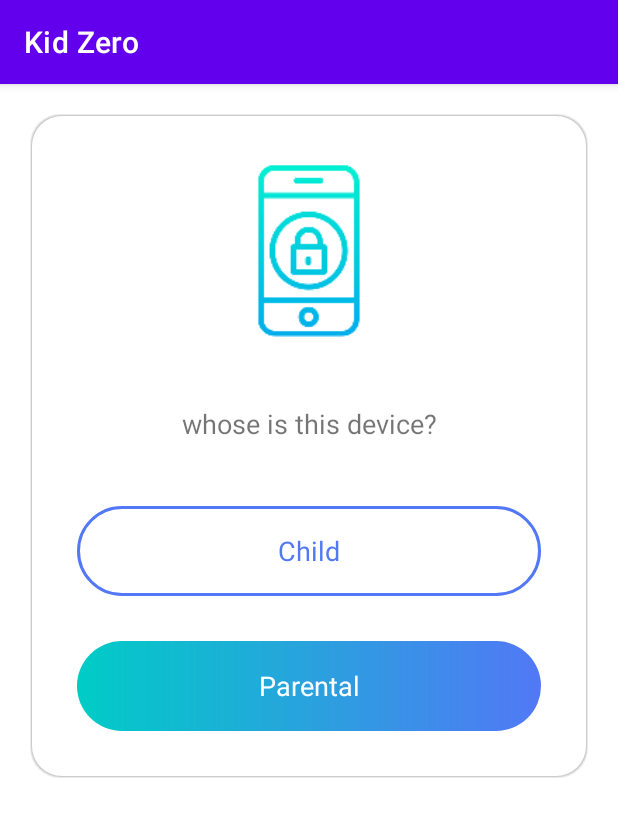
After one commit to x-ored/kid_zero_v3, an Android app: the fragment SwitchFrag shown on its own in the app's theme, on a phone screen of 412 x 824 dp. The commit adds this screen. Shown: the top 817 px of the screen. Run offline under Robolectric (Android 15) with nearby library versions, the phone set to English and light mode, and no system bars; libraries missing offline, so code that uses them is left out: br.com.sapereaude.

Commit message:
Refactor names, added SwitchFrag, using callbacks in AuthFrag and VerifyCodeFrag

```diff
--- a/app/src/main/java/com/eternal/kidzero/MainActivity.java
+++ b/app/src/main/java/com/eternal/kidzero/MainActivity.java
@@ -5,11 +5,13 @@ import androidx.appcompat.app.AppCompatActivity;
 
 public class MainActivity extends AppCompatActivity {
 
+    public static MainActivity Ref = null;
+
     @Override
     protected void onCreate(Bundle savedInstanceState) {
         super.onCreate(savedInstanceState);
         setContentView(R.layout.activity_main);
 
-
+        this.Ref = this;
     }
 }
--- /dev/null
+++ b/app/src/main/java/com/eternal/kidzero/ui/fragments/SwitchFrag.java
@@ -0,0 +1,30 @@
+package com.eternal.kidzero.ui.fragments;
+
+import android.os.Bundle;
+
+import androidx.annotation.NonNull;
+import androidx.fragment.app.Fragment;
+
+import android.view.LayoutInflater;
+import android.view.View;
+import android.view.ViewGroup;
+
+import com.eternal.kidzero.R;
+
+import br.com.sapereaude.maskedEditText.MaskedEditText;
+
+public class SwitchFrag extends BaseFrag {
+
+    @Override
+    public View onCreateView(
+            LayoutInflater inflater, ViewGroup container,
+            Bundle savedInstanceState) {
+
+        return inflater.inflate(R.layout.fragment_switch, container, false);
+    }
+
+    public void onViewCreated(@NonNull View view, Bundle savedInstanceState) {
+        super.onViewCreated(view, savedInstanceState);
+
+    }
+}
--- /dev/null
+++ b/app/src/main/res/layout/fragment_switch.xml
@@ -0,0 +1,66 @@
+<?xml version="1.0" encoding="utf-8"?>
+<RelativeLayout
+    xmlns:android="http://schemas.android.com/apk/res/android"
+    android:layout_width="match_parent"
+    android:layout_height="match_parent">
+
+    <LinearLayout
+        android:gravity="center"
+        android:layout_margin="20sp"
+        android:background="@drawable/content_border"
+        android:orientation="vertical"
+        android:layout_width="match_parent"
+        android:layout_height="wrap_content">
+
+        <ImageView
+            android:layout_marginTop="30sp"
+            android:src="@mipmap/passcode"
+            android:layout_width="120sp"
+            android:layout_height="120sp"></ImageView>
+
+        <TextView
+            android:layout_marginTop="30sp"
+            android:id="@+id/VerifyTextView"
+            android:textSize="18sp"
+            android:gravity="center"
+            android:text="whose is this device?"
+            android:layout_marginHorizontal="30sp"
+            android:layout_width="match_parent"
+            android:layout_height="50sp"></TextView>
+
+        <RelativeLayout
+            android:layout_marginTop="30sp"
+            android:id="@+id/childDevice"
+            android:clickable="true"
+            android:layout_marginHorizontal="30sp"
+            android:background="@drawable/stroke_button"
+            android:layout_width="match_parent"
+            android:layout_height="wrap_content">
+            <TextView
+                android:textColor="@color/light_purple"
+                android:textSize="18sp"
+                android:gravity="center"
+                android:text="Child"
+                android:layout_width="match_parent"
+                android:layout_height="60sp"></TextView>
+        </RelativeLayout>
+
+        <RelativeLayout
+            android:id="@+id/parentalDevice"
+            android:layout_marginVertical="30sp"
+            android:clickable="true"
+            android:layout_marginHorizontal="30sp"
+            android:background="@drawable/gradient_button"
+            android:layout_width="match_parent"
+            android:layout_height="wrap_content">
+            <TextView
+                android:textColor="@color/white"
+                android:textSize="18sp"
+                android:gravity="center"
+                android:text="Parental"
+                android:layout_width="match_parent"
+                android:layout_height="60sp"></TextView>
+        </RelativeLayout>
+
+    </LinearLayout>
+</RelativeLayout>
--- a/app/src/main/res/values/strings.xml
+++ b/app/src/main/res/values/strings.xml
@@ -10,4 +10,6 @@
     <string name="empty_phone">Input phone number is empty, write correct number and try again.</string>
     <string name="empty_verify_code">Input verification code is empty, write correct code and try again.</string>
     <string name="resend_code">I didn’t receive the code</string>
+    <!-- TODO: Remove or change this placeholder text -->
+    <string name="hello_blank_fragment">Hello blank fragment</string>
 </resources>
```
Also changed, not shown: app/src/main/java/com/eternal/kidzero/FbCore.java (renamed from app/src/main/java/com/eternal/kidzero/core.java, +21 -21 lines), app/src/main/java/com/eternal/kidzero/ui/fragments/BaseFrag.java (+4 -7 lines), app/src/main/java/com/eternal/kidzero/ui/fragments/auth/AuthFrag.java (+22 -4 lines), app/src/main/java/com/eternal/kidzero/ui/fragments/auth/VerifyCodeFrag.java (+7 -0 lines).
